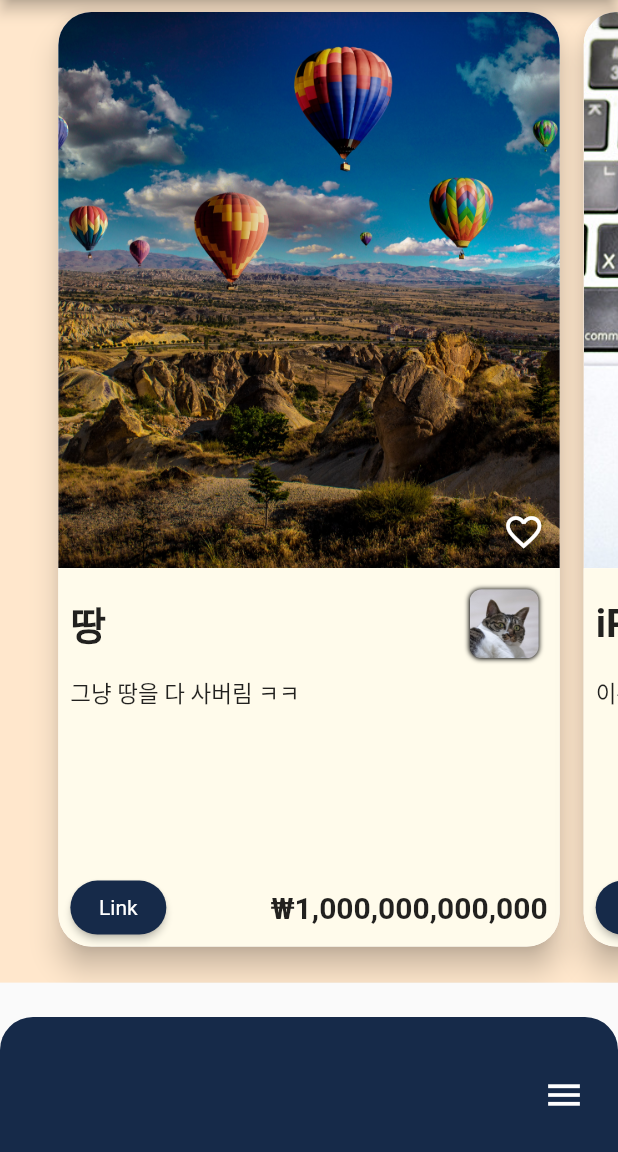
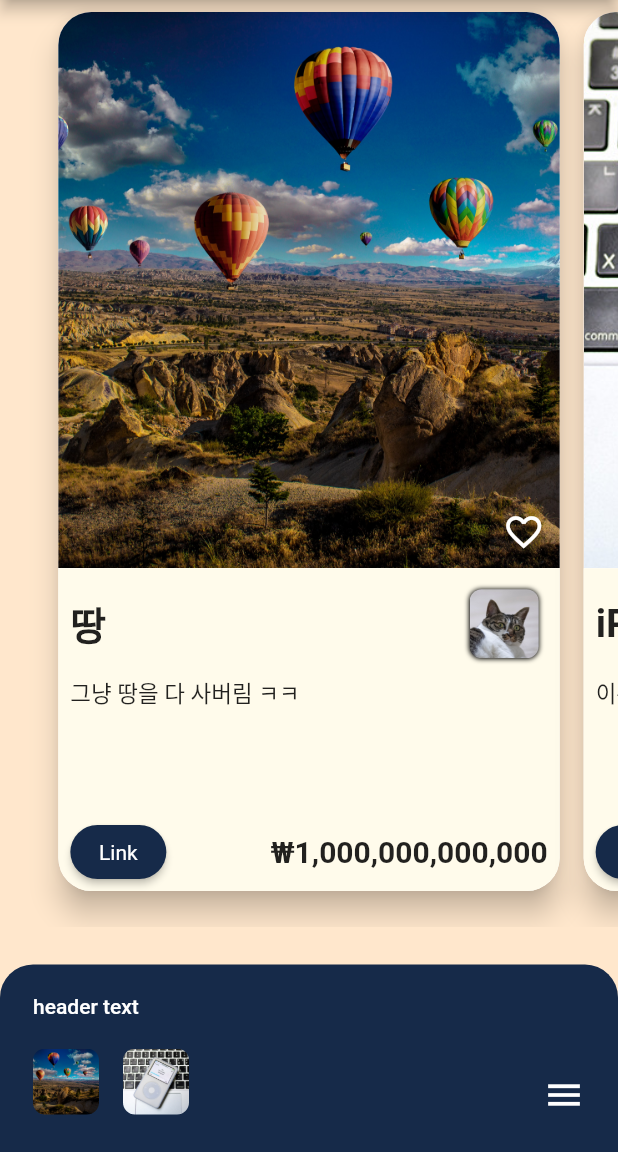
Before and after one commit to Seokhyeon-Park/Ittems, a Flutter app: the screen it shows after launch, on a phone screen of 412 x 824 dp, the part 84-1236 px from its top. Run offline on Flutter 3.47's test engine with Material 2 defaults, Android fonts, the light colour scheme and no system bars.

Commit message:
style : 바텀 bar 추가

```diff
--- a/lib/body/body.dart
+++ b/lib/body/body.dart
@@ -30,7 +30,7 @@ class _BodyState extends State<Body> {
     return Column(
       children: [
         Container(
-          height: MediaQuery.of(context).size.height * 0.795,
+          height: MediaQuery.of(context).size.height * 0.75,
           color: const Color(cBody),
           child: PageView(
             controller: bodyPageController,
@@ -50,10 +50,10 @@ class _BodyState extends State<Body> {
             ],
           )
         ),
-        // Container(
-        //   height: MediaQuery.of(context).size.height * 0.10,
-        //   color: const Color(cBody),
-        // )
+        Container(
+          height: MediaQuery.of(context).size.height * 0.10,
+          color: const Color(cBody),
+        )
       ],
     );
   }
--- a/lib/bottom/bottom_sheet_header.dart
+++ b/lib/bottom/bottom_sheet_header.dart
@@ -1,10 +1,10 @@
 import 'package:flutter/material.dart';
 
-class BottomSheetHaeder extends StatelessWidget {
+class BottomSheetHeader extends StatelessWidget {
   final double fontSize;
   final double topMargin;
 
-  const BottomSheetHaeder({
+  const BottomSheetHeader({
     Key? key,
     required this.fontSize,
     required this.topMargin,
--- a/lib/bottom/exhibition_bottom_sheet.dart
+++ b/lib/bottom/exhibition_bottom_sheet.dart
@@ -1,8 +1,16 @@
 import 'dart:ui';
 import 'bottom_menu_button.dart';
+import 'bottom_sheet_header.dart';
 import 'package:flutter/material.dart';
 
-const double minHeight = 90;
+const double minHeight = 125;
+
+const double iconStartSize = 44;
+const double iconEndSize = 120;
+const double iconStartMarginTop = 36;
+const double iconEndMarginTop = 80;
+const double iconsVerticalSpacing = 24;
+const double iconsHorizontalSpacing = 16;
 
 class ExhibitionBottomSheet extends StatefulWidget {
   const ExhibitionBottomSheet({Key? key}) : super(key: key);
@@ -15,6 +23,14 @@ class _BottomSheetState extends State<ExhibitionBottomSheet> with SingleTickerPr
   AnimationController? _controller;
 
   double get maxHeight => MediaQuery.of(context).size.height;
+
+  double? get bottomHeaderTopMargin => lerp(20, 20 + MediaQuery.of(context).padding.top);
+  double? get bottomHeaderFontSize => lerp(14, 24);
+
+  double? get itemBorderRadius => lerp(8, 24);
+  double? get iconSize => lerp(iconStartSize, iconEndSize);
+
+  double? lerp(double min, double max) => lerpDouble(min, max, _controller!.value);
 
   @override
   void initState() {
@@ -33,11 +49,14 @@ class _BottomSheetState extends State<ExhibitionBottomSheet> with SingleTickerPr
     _controller?.dispose();
   }
 
-  double? lerp(double min, double max) => lerpDouble(min, max, _controller!.value);
+  double iconTopMargin(int index) => lerp(iconStartMarginTop, iconEndMarginTop + index * (iconsVerticalSpacing + iconEndSize))! + bottomHeaderTopMargin!;
+  double? iconLeftMargin(int index) => lerp(index * (iconsHorizontalSpacing + iconStartSize), 0);
+
 
   @override
   Widget build(BuildContext context) {
     const cBottomSheet = 0xFF162A49;
+    // double minHeight = MediaQuery.of(context).size.height * 0.15;
 
     return AnimatedBuilder(
       builder: (context, child) {
@@ -54,9 +73,14 @@ class _BottomSheetState extends State<ExhibitionBottomSheet> with SingleTickerPr
                   color: Color(cBottomSheet),
                   borderRadius: BorderRadius.vertical(top: Radius.circular(22))
               ),
-              child: const Stack(
+              child: Stack(
                 children: [
-                  BottomMenuButton(),
+                  const BottomMenuButton(),
+                  BottomSheetHeader(
+                    fontSize: bottomHeaderFontSize!,
+                    topMargin: bottomHeaderTopMargin!,
+                  ),
+                  for(Event event in events) _buildIcon(event),
                 ],
               ),
             ),
@@ -71,4 +95,39 @@ class _BottomSheetState extends State<ExhibitionBottomSheet> with SingleTickerPr
     final bool isOpen = _controller?.status == AnimationStatus.completed;
     _controller?.fling(velocity: isOpen ? -2 : 2); //<-- ...snap the sheet in proper direction
   }
+
+  Widget _buildIcon(Event event) {
+    int index = events.indexOf(event);
+
+    return Positioned(
+      height: iconSize,
+      width: iconSize,
+      top: iconTopMargin(index),
+      left: iconLeftMargin(index),
+      child: ClipRRect(
+        borderRadius: BorderRadius.horizontal(
+          left: Radius.circular(itemBorderRadius!),
+          right: Radius.circular(itemBorderRadius!),
+        ),
+        child: Image.asset(
+          'assets/${event.assetName}',
+          fit: BoxFit.cover,
+          alignment: Alignment(lerp(1, 0)!, 0),
+        ),
+      ),
+    );
+  }
+
+  final List<Event> events = [
+    Event('sample.jpg', 'Shenzhen GLOBAL DESIGN AWARD 2018', '4.20-30'),
+    Event('sample2.png', 'Shenzhen GLOBAL DESIGN AWARD 2018', '4.20-30'),
+  ];
 }
+
+class Event {
+  final String assetName;
+  final String title;
+  final String date;
+
+  Event(this.assetName, this.title, this.date);
+}
```
